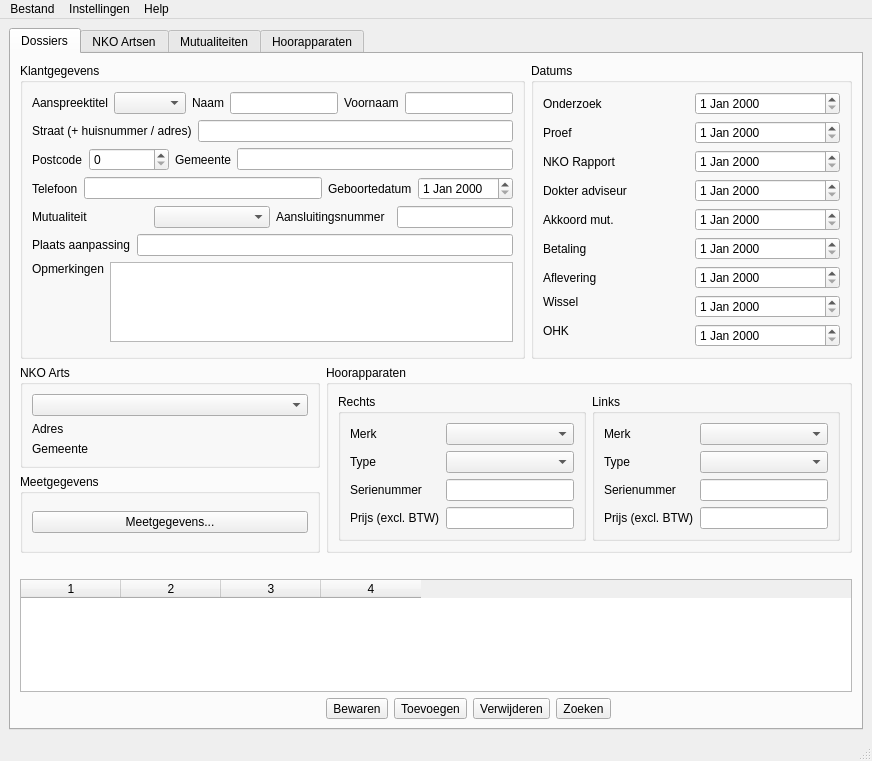
This is ui/mainwindow.ui in Roelio81/audioadmin as Qt 5 draws it before an edit. The edited form follows.
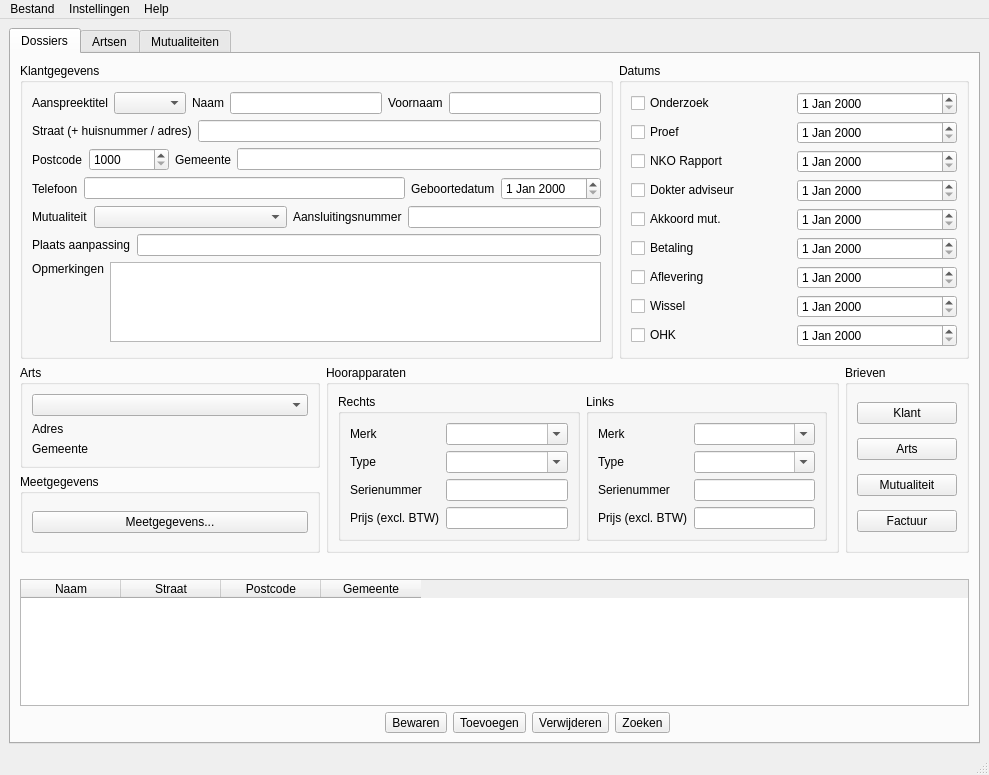
This is the edited form. Icons and pictures are not drawn.

Commit message: Add intended class structure (currently mostly empty)

```diff
--- a/ui/mainwindow.ui
+++ b/ui/mainwindow.ui
@@ -5,8 +5,8 @@
    <rect>
     <x>0</x>
     <y>0</y>
-    <width>872</width>
-    <height>761</height>
+    <width>989</width>
+    <height>775</height>
    </rect>
   </property>
   <property name="windowTitle" >
@@ -17,7 +17,7 @@
     <normaloff>:/icons/agt_softwareD-64.png</normaloff>:/icons/agt_softwareD-64.png</iconset>
   </property>
   <widget class="QWidget" name="centralwidget" >
-   <layout class="QGridLayout" name="gridLayout_8" >
+   <layout class="QGridLayout" name="gridLayout_13" >
     <item row="0" column="0" >
      <widget class="QTabWidget" name="tabWidget" >
       <property name="currentIndex" >
@@ -27,7 +27,7 @@
        <attribute name="title" >
         <string>Dossiers</string>
        </attribute>
-       <layout class="QGridLayout" name="gridLayout_7" >
+       <layout class="QGridLayout" name="gridLayout_8" >
         <item row="0" column="0" >
          <layout class="QHBoxLayout" name="horizontalLayout_9" >
           <item>
@@ -120,6 +120,12 @@
                    <height>0</height>
                   </size>
                  </property>
+                 <property name="minimum" >
+                  <number>1000</number>
+                 </property>
+                 <property name="maximum" >
+                  <number>9999</number>
+                 </property>
                 </widget>
                </item>
                <item>
@@ -155,6 +161,12 @@
                </item>
                <item>
                 <widget class="QDateEdit" name="dateEdit" >
+                 <property name="minimumSize" >
+                  <size>
+                   <width>100</width>
+                   <height>0</height>
+                  </size>
+                 </property>
                  <property name="maximumSize" >
                   <size>
                    <width>200</width>
@@ -175,7 +187,14 @@
                 </widget>
                </item>
                <item>
-                <widget class="QComboBox" name="comboBox_2" />
+                <widget class="QComboBox" name="comboBox_2" >
+                 <property name="sizePolicy" >
+                  <sizepolicy vsizetype="Fixed" hsizetype="Expanding" >
+                   <horstretch>0</horstretch>
+                   <verstretch>0</verstretch>
+                  </sizepolicy>
+                 </property>
+                </widget>
                </item>
                <item>
                 <widget class="QLabel" name="label_19" >
@@ -187,7 +206,7 @@
                <item>
                 <widget class="QLineEdit" name="lineEdit_15" >
                  <property name="sizePolicy" >
-                  <sizepolicy vsizetype="Fixed" hsizetype="Preferred" >
+                  <sizepolicy vsizetype="Fixed" hsizetype="Expanding" >
                    <horstretch>0</horstretch>
                    <verstretch>0</verstretch>
                   </sizepolicy>
@@ -262,7 +281,7 @@
             </property>
             <layout class="QGridLayout" name="gridLayout_2" >
              <item row="0" column="0" >
-              <widget class="QLabel" name="label" >
+              <widget class="QCheckBox" name="checkBox" >
                <property name="text" >
                 <string>Onderzoek</string>
                </property>
@@ -272,7 +291,7 @@
               <widget class="QDateEdit" name="dateEdit_2" />
              </item>
              <item row="1" column="0" >
-              <widget class="QLabel" name="label_2" >
+              <widget class="QCheckBox" name="checkBox_2" >
                <property name="text" >
                 <string>Proef</string>
                </property>
@@ -282,7 +301,7 @@
               <widget class="QDateEdit" name="dateEdit_3" />
              </item>
              <item row="2" column="0" >
-              <widget class="QLabel" name="label_3" >
+              <widget class="QCheckBox" name="checkBox_3" >
                <property name="text" >
                 <string>NKO Rapport</string>
                </property>
@@ -292,7 +311,7 @@
               <widget class="QDateEdit" name="dateEdit_4" />
              </item>
              <item row="3" column="0" >
-              <widget class="QLabel" name="label_4" >
+              <widget class="QCheckBox" name="checkBox_4" >
                <property name="text" >
                 <string>Dokter adviseur</string>
                </property>
@@ -302,7 +321,7 @@
               <widget class="QDateEdit" name="dateEdit_5" />
              </item>
              <item row="4" column="0" >
-              <widget class="QLabel" name="label_5" >
+              <widget class="QCheckBox" name="checkBox_5" >
                <property name="text" >
                 <string>Akkoord mut.</string>
                </property>
@@ -312,7 +331,7 @@
               <widget class="QDateEdit" name="dateEdit_6" />
              </item>
              <item row="5" column="0" >
-              <widget class="QLabel" name="label_6" >
+              <widget class="QCheckBox" name="checkBox_6" >
                <property name="text" >
                 <string>Betaling</string>
                </property>
@@ -322,7 +341,7 @@
               <widget class="QDateEdit" name="dateEdit_7" />
              </item>
              <item row="6" column="0" >
-              <widget class="QLabel" name="label_7" >
+              <widget class="QCheckBox" name="checkBox_7" >
                <property name="text" >
                 <string>Aflevering</string>
                </property>
@@ -332,23 +351,23 @@
               <widget class="QDateEdit" name="dateEdit_8" />
              </item>
              <item row="7" column="0" >
-              <widget class="QLabel" name="label_8" >
+              <widget class="QCheckBox" name="checkBox_8" >
                <property name="text" >
                 <string>Wissel</string>
                </property>
               </widget>
              </item>
-             <item rowspan="2" row="7" column="1" >
+             <item row="7" column="1" >
               <widget class="QDateEdit" name="dateEdit_9" />
              </item>
-             <item rowspan="2" row="8" column="0" >
-              <widget class="QLabel" name="label_9" >
+             <item row="8" column="0" >
+              <widget class="QCheckBox" name="checkBox_9" >
                <property name="text" >
                 <string>OHK</string>
                </property>
               </widget>
              </item>
-             <item row="9" column="1" >
+             <item row="8" column="1" >
               <widget class="QDateEdit" name="dateEdit_10" />
              </item>
             </layout>
@@ -369,7 +388,7 @@
                </size>
               </property>
               <property name="title" >
-               <string>NKO Arts</string>
+               <string>Arts</string>
               </property>
               <layout class="QGridLayout" name="gridLayout_6" >
                <item row="0" column="0" >
@@ -436,7 +455,11 @@
                  </widget>
                 </item>
                 <item row="0" column="1" >
-                 <widget class="QComboBox" name="comboBox_3" />
+                 <widget class="QComboBox" name="comboBox_3" >
+                  <property name="editable" >
+                   <bool>true</bool>
+                  </property>
+                 </widget>
                 </item>
                 <item row="1" column="0" >
                  <widget class="QLabel" name="label_22" >
@@ -446,7 +469,11 @@
                  </widget>
                 </item>
                 <item row="1" column="1" >
-                 <widget class="QComboBox" name="comboBox_4" />
+                 <widget class="QComboBox" name="comboBox_4" >
+                  <property name="editable" >
+                   <bool>true</bool>
+                  </property>
+                 </widget>
                 </item>
                 <item row="2" column="0" >
                  <widget class="QLabel" name="label_23" >
@@ -485,7 +512,11 @@
                  </widget>
                 </item>
                 <item row="0" column="1" >
-                 <widget class="QComboBox" name="comboBox_5" />
+                 <widget class="QComboBox" name="comboBox_5" >
+                  <property name="editable" >
+                   <bool>true</bool>
+                  </property>
+                 </widget>
                 </item>
                 <item row="1" column="0" >
                  <widget class="QLabel" name="label_26" >
@@ -495,7 +526,11 @@
                  </widget>
                 </item>
                 <item row="1" column="1" >
-                 <widget class="QComboBox" name="comboBox_6" />
+                 <widget class="QComboBox" name="comboBox_6" >
+                  <property name="editable" >
+                   <bool>true</bool>
+                  </property>
+                 </widget>
                 </item>
                 <item row="2" column="0" >
                  <widget class="QLabel" name="label_27" >
@@ -523,6 +558,91 @@
             </layout>
            </widget>
           </item>
+          <item>
+           <widget class="QGroupBox" name="groupBox_2" >
+            <property name="title" >
+             <string>Brieven</string>
+            </property>
+            <layout class="QGridLayout" name="gridLayout_7" >
+             <item row="0" column="0" >
+              <widget class="QPushButton" name="pushButton_2" >
+               <property name="sizePolicy" >
+                <sizepolicy vsizetype="Fixed" hsizetype="Preferred" >
+                 <horstretch>0</horstretch>
+                 <verstretch>0</verstretch>
+                </sizepolicy>
+               </property>
+               <property name="minimumSize" >
+                <size>
+                 <width>100</width>
+                 <height>0</height>
+                </size>
+               </property>
+               <property name="text" >
+                <string>Klant</string>
+               </property>
+              </widget>
+             </item>
+             <item row="1" column="0" >
+              <widget class="QPushButton" name="pushButton_3" >
+               <property name="sizePolicy" >
+                <sizepolicy vsizetype="Fixed" hsizetype="Preferred" >
+                 <horstretch>0</horstretch>
+                 <verstretch>0</verstretch>
+                </sizepolicy>
+               </property>
+               <property name="minimumSize" >
+                <size>
+                 <width>100</width>
+                 <height>0</height>
+                </size>
+               </property>
+               <property name="text" >
+                <string>Arts</string>
+               </property>
+              </widget>
+             </item>
+             <item row="2" column="0" >
+              <widget class="QPushButton" name="pushButton_4" >
+               <property name="sizePolicy" >
+                <sizepolicy vsizetype="Fixed" hsizetype="Preferred" >
+                 <horstretch>0</horstretch>
+                 <verstretch>0</verstretch>
+                </sizepolicy>
+               </property>
+               <property name="minimumSize" >
+                <size>
+                 <width>100</width>
+                 <height>0</height>
+                </size>
+               </property>
+               <property name="text" >
+                <string>Mutualiteit</string>
+               </property>
+              </widget>
+             </item>
+             <item row="3" column="0" >
+              <widget class="QPushButton" name="pushButton_5" >
+               <property name="sizePolicy" >
+                <sizepolicy vsizetype="Fixed" hsizetype="Preferred" >
+                 <horstretch>0</horstretch>
+                 <verstretch>0</verstretch>
+                </sizepolicy>
+               </property>
+               <property name="minimumSize" >
+                <size>
+                 <width>100</width>
+                 <height>0</height>
+                </size>
+               </property>
+               <property name="text" >
+                <string>Factuur</string>
+               </property>
+              </widget>
+             </item>
+            </layout>
+           </widget>
+          </item>
          </layout>
         </item>
         <item row="2" column="0" >
@@ -543,13 +663,32 @@
         </item>
         <item row="3" column="0" >
          <widget class="QTableWidget" name="tableWidget" >
+          <property name="sortingEnabled" >
+           <bool>true</bool>
+          </property>
           <property name="columnCount" >
            <number>4</number>
           </property>
-          <column/>
-          <column/>
-          <column/>
-          <column/>
+          <column>
+           <property name="text" >
+            <string>Naam</string>
+           </property>
+          </column>
+          <column>
+           <property name="text" >
+            <string>Straat</string>
+           </property>
+          </column>
+          <column>
+           <property name="text" >
+            <string>Postcode</string>
+           </property>
+          </column>
+          <column>
+           <property name="text" >
+            <string>Gemeente</string>
+           </property>
+          </column>
          </widget>
         </item>
         <item row="4" column="0" >
@@ -634,7 +773,7 @@
       </widget>
       <widget class="QWidget" name="tabNko" >
        <attribute name="title" >
-        <string>NKO Artsen</string>
+        <string>Artsen</string>
        </attribute>
        <layout class="QGridLayout" name="gridLayout_10" >
         <item row="0" column="0" >
@@ -1141,170 +1280,6 @@
         </item>
        </layout>
       </widget>
-      <widget class="QWidget" name="tabHoorapparaat" >
-       <attribute name="title" >
-        <string>Hoorapparaten</string>
-       </attribute>
-       <layout class="QGridLayout" name="gridLayout_15" >
-        <item row="0" column="0" >
-         <widget class="QGroupBox" name="groupBox_2" >
-          <property name="title" >
-           <string>Soorten hoorapparaat</string>
-          </property>
-          <layout class="QGridLayout" name="gridLayout_13" >
-           <item row="0" column="0" >
-            <widget class="QLabel" name="label_41" >
-             <property name="text" >
-              <string>Merk</string>
-             </property>
-             <property name="alignment" >
-              <set>Qt::AlignLeading|Qt::AlignLeft|Qt::AlignTop</set>
-             </property>
-            </widget>
-           </item>
-           <item row="0" column="1" >
-            <widget class="QListView" name="listView_2" />
-           </item>
-           <item row="0" column="2" >
-            <spacer name="horizontalSpacer_7" >
-             <property name="orientation" >
-              <enum>Qt::Horizontal</enum>
-             </property>
-             <property name="sizeType" >
-              <enum>QSizePolicy::Maximum</enum>
-             </property>
-             <property name="sizeHint" stdset="0" >
-              <size>
-               <width>100</width>
-               <height>20</height>
-              </size>
-             </property>
-            </spacer>
-           </item>
-           <item row="0" column="3" >
-            <widget class="QLabel" name="label_49" >
-             <property name="text" >
-              <string>Merk</string>
-             </property>
-             <property name="alignment" >
-              <set>Qt::AlignLeading|Qt::AlignLeft|Qt::AlignTop</set>
-             </property>
-            </widget>
-           </item>
-           <item row="0" column="4" >
-            <widget class="QListView" name="listView_3" />
-           </item>
-           <item row="1" column="1" >
-            <layout class="QHBoxLayout" name="horizontalLayout_22" >
-             <item>
-              <widget class="QToolButton" name="toolButton_14" >
-               <property name="text" >
-                <string>Toevoegen</string>
-               </property>
-               <property name="icon" >
-                <iconset>
-                 <normalon>:/icons/edit_add-64.png</normalon>
-                </iconset>
-               </property>
-              </widget>
-             </item>
-             <item>
-              <widget class="QToolButton" name="toolButton_13" >
-               <property name="text" >
-                <string>Verwijderen</string>
-               </property>
-               <property name="icon" >
-                <iconset>
-                 <normalon>:/icons/edit_remove-64.png</normalon>
-                </iconset>
-               </property>
-              </widget>
-             </item>
-            </layout>
-           </item>
-           <item row="1" column="4" >
-            <layout class="QHBoxLayout" name="horizontalLayout_23" >
-             <item>
-              <widget class="QToolButton" name="toolButton_15" >
-               <property name="text" >
-                <string>Toevoegen</string>
-               </property>
-               <property name="icon" >
-                <iconset>
-                 <normalon>:/icons/edit_add-64.png</normalon>
-                </iconset>
-               </property>
-              </widget>
-             </item>
-             <item>
-              <widget class="QToolButton" name="toolButton_16" >
-               <property name="text" >
-                <string>Verwijderen</string>
-               </property>
-               <property name="icon" >
-                <iconset>
-                 <normalon>:/icons/edit_remove-64.png</normalon>
-                </iconset>
-               </property>
-              </widget>
-             </item>
-            </layout>
-           </item>
-          </layout>
-         </widget>
-        </item>
-        <item row="0" column="1" >
-         <widget class="QGroupBox" name="groupBox_3" >
-          <property name="title" >
-           <string>Stock</string>
-          </property>
-          <layout class="QGridLayout" name="gridLayout_14" >
-           <item row="0" column="0" >
-            <widget class="QLabel" name="label_32" >
-             <property name="text" >
-              <string>Serienummers</string>
-             </property>
-             <property name="alignment" >
-              <set>Qt::AlignLeading|Qt::AlignLeft|Qt::AlignTop</set>
-             </property>
-            </widget>
-           </item>
-           <item row="0" column="1" >
-            <widget class="QListView" name="listView" />
-           </item>
-           <item row="1" column="1" >
-            <layout class="QHBoxLayout" name="horizontalLayout_24" >
-             <item>
-              <widget class="QToolButton" name="toolButton_17" >
-               <property name="text" >
-                <string>Toevoegen</string>
-               </property>
-               <property name="icon" >
-                <iconset>
-                 <normalon>:/icons/edit_add-64.png</normalon>
-                </iconset>
-               </property>
-              </widget>
-             </item>
-             <item>
-              <widget class="QToolButton" name="toolButton_18" >
-               <property name="text" >
-                <string>Verwijderen</string>
-               </property>
-               <property name="icon" >
-                <iconset>
-                 <normalon>:/icons/edit_remove-64.png</normalon>
-                </iconset>
-               </property>
-              </widget>
-             </item>
-            </layout>
-           </item>
-          </layout>
-         </widget>
-        </item>
-       </layout>
-      </widget>
      </widget>
     </item>
    </layout>
@@ -1314,7 +1289,7 @@
     <rect>
      <x>0</x>
      <y>0</y>
-     <width>872</width>
+     <width>989</width>
      <height>21</height>
     </rect>
    </property>
```
Left out of the diff: 48 changed lines with no effect on the pictures. The commit also changes 64 other files.
